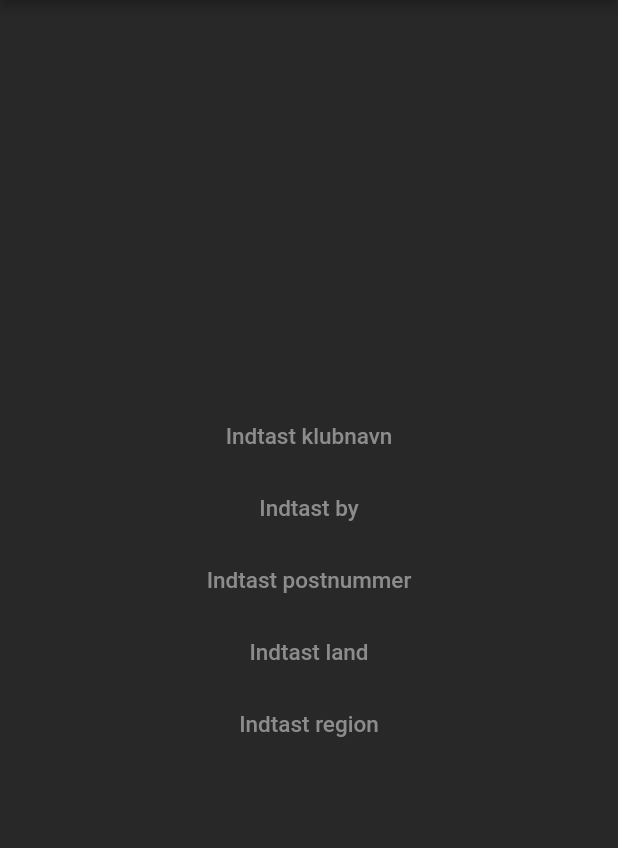
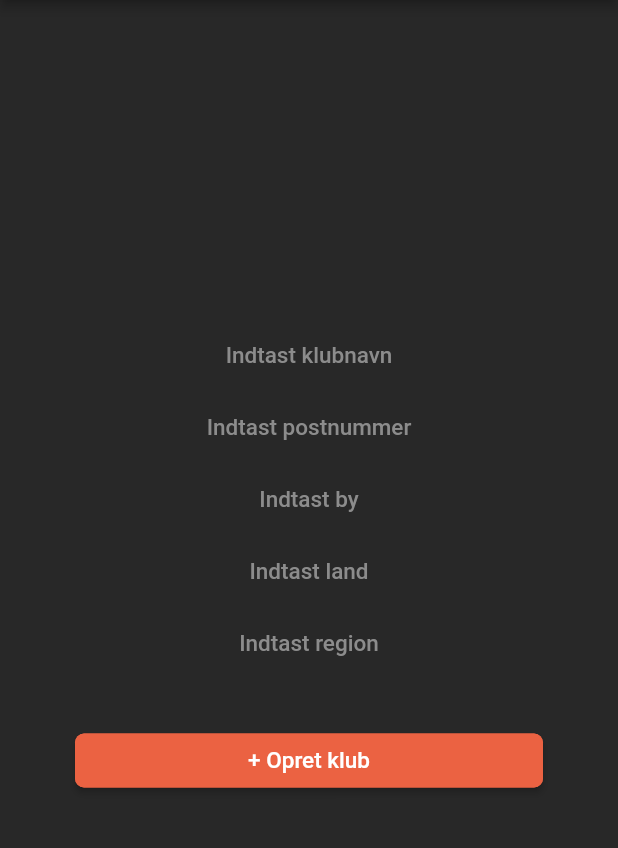
Before and after one commit to SportswatchApp/sportswatch--app, a Flutter app: the CreateClubScreen screen opened directly, on a phone screen of 412 x 824 dp, the part 75-923 px from its top. Run offline on Flutter 3.47's test engine with Material 2 defaults, Android fonts, the phone set to English and light mode, and no system bars; our stand-ins replace flutter_secure_storage, rxdart, stop_watch_timer; accounts and stored records are empty; Roboto replaces fonts that are missing (Quicksand).

Commit message:
create club done

```diff
--- a/lib/client/api/api.dart
+++ b/lib/client/api/api.dart
@@ -1,3 +1,4 @@
+import 'package:sportswatch/client/api/club_api.dart';
 import 'package:sportswatch/client/api/user_api.dart';
 import 'package:sportswatch/client/api/users_api.dart';
 import 'package:sportswatch/client/http/http.dart';
@@ -6,8 +7,10 @@ import 'package:sportswatch/client/percist/percist_client.dart';
 class Api {
 
   static final Api _i = Api._internal();
+  static const String domain = "http://127.0.0.1:8000";
 
-  factory Api([String baseUrl = "http://127.0.0.1:8000", String token = "token"]) {
+  factory Api([String baseUrl = Api.domain, String token = "token"]) {
+    print('Running backend on: ' + domain);
     final SecureStorage storage = SecureStorage();
     _i.user = UserApi(
       HttpClient(
@@ -17,12 +20,16 @@ class Api {
       HttpClient(
           baseUrl: '$baseUrl/api/v1', storage: storage, token: token),
     );
+    _i.club = ClubApi(
+      HttpClient(
+        baseUrl: '$baseUrl/api/v1', storage: storage, token: token),
+    );
     return _i;
   }
 
   Api._internal();
 
-
+  ClubApi club;
   UserApi user;
   UsersApi users;
 
--- /dev/null
+++ b/lib/client/api/club_api.dart
@@ -0,0 +1,15 @@
+import 'package:flutter/material.dart';
+import 'package:sportswatch/client/http/http.dart';
+import 'package:sportswatch/client/models/club_model.dart';
+
+class ClubApi {
+  ClubApi(this.client, {Key key});
+
+  HttpClient client;
+
+  Stream<ClubModel> create(ClubModel clubModel) {
+    return client
+        .post('/club/', clubModel.toJson())
+        .map((Response response) => ClubModel.fromJson(response.json));
+  }
+}
--- /dev/null
+++ b/lib/client/models/club_model.dart
@@ -0,0 +1,38 @@
+class ClubModel {
+  final int id;
+  final String name;
+  final String city;
+  final String zipCode;
+  final String country;
+  final String region;
+
+  ClubModel({
+    this.id,
+    this.name,
+    this.city,
+    this.zipCode,
+    this.country,
+    this.region});
+
+  factory ClubModel.fromJson(Map<String, dynamic> json) {
+    return ClubModel(
+      id: json['id'],
+      name: json['name'],
+      city: json['city'],
+      zipCode: json['zip_code'],
+      country: json['country'],
+      region: json['region']
+    );
+  }
+
+  Map<String, dynamic> toJson() {
+    return {
+      'id': this.id,
+      'name': this.name,
+      'city': this.city,
+      'zip_code': this.zipCode,
+      'country': this.country,
+      'region': this.region
+    };
+  }
+}
--- a/lib/screens/profile/profile.dart
+++ b/lib/screens/profile/profile.dart
@@ -83,7 +83,7 @@ class _ProfileScreenState extends State<ProfileScreen> {
   Widget buildClubInformation() {
     return SimpleTextButton(
       onPressed: _pushCreateClubScreen,
-      text: "+ Opret ny club",
+      text: "+ Opret ny klub",
     );
   }
 
--- a/lib/screens/profile/tabs/create_club.dart
+++ b/lib/screens/profile/tabs/create_club.dart
@@ -1,53 +1,77 @@
 import 'package:flutter/material.dart';
+import 'package:sportswatch/client/api/api.dart';
+import 'package:sportswatch/client/models/club_model.dart';
 import 'package:sportswatch/screens/_callback_screens/single_text_field_screen.dart';
+import 'package:sportswatch/widgets/alerts/snack_bar.dart';
+import 'package:sportswatch/widgets/buttons/default.dart';
 import 'package:sportswatch/widgets/buttons/text_button.dart';
 import 'package:sportswatch/widgets/colors/default.dart';
 import 'package:sportswatch/widgets/layout/app_bar.dart';
+import 'package:sportswatch/widgets/loading/loadingScreen.dart';
 
 class CreateClubScreen extends StatefulWidget {
   _CreateClubScreenState createState() => _CreateClubScreenState();
 }
 
 class _CreateClubScreenState extends State<CreateClubScreen> {
+  final Api _api = Api();
   final List<String> textFields = <String>[
     'Indtast klubnavn',
+    'Indtast postnummer',
     'Indtast by',
-    'Indtast postnummer',
     'Indtast land',
-    'Indtast region'
+    'Indtast region',
+    '+ Opret klub'  // Last index should be the text of the create button!
   ];
 
   List<String> values = <String>['', '', '', '', ''];
+  bool isLoading = false;
+  String error = '';
 
   @override
   Widget build(BuildContext context) {
     return Scaffold(
       appBar: CustomAppBar("Opret ny klub"),
       backgroundColor: SportsWatchColors.backgroundColor,
-      body: Padding(
-        padding: EdgeInsets.all(10.0),
-        child: Center(
-          child: _buildClubCreationForm(),
-        ),
+      body: isLoading ? LoadingScreen() : _buildClubCreationForm()
+    );
+  }
+
+  Widget _buildClubCreationForm() {
+    return Padding(
+      padding: EdgeInsets.all(10.0),
+      child: Center(
+          child: ListView.separated(
+            shrinkWrap: true,
+            physics: NeverScrollableScrollPhysics(),
+            padding: const EdgeInsets.all(10),
+            itemCount: textFields.length,
+            itemBuilder: (BuildContext context, int index) {
+              if (index == textFields.length - 1) {
+                return _buildCreateClubButton();
+              }
+              return SimpleTextButton(
+                text: values[index] != '' ? values[index] : textFields[index],
+                onPressed: () => _navigateAndDisplayInputField(context, index),
+                color:
+                values[index] != '' ? Colors.white : SportsWatchColors
+                    .fontColor,
+              );
+            },
+            separatorBuilder: (BuildContext context, int index) =>
+                Padding(padding: EdgeInsets.zero),
+          ),
       ),
     );
   }
 
-  Widget _buildClubCreationForm() {
-    return ListView.separated(
-      shrinkWrap: true,
-      physics: NeverScrollableScrollPhysics(),
-      padding: const EdgeInsets.all(0),
-      itemCount: textFields.length,
-      itemBuilder: (BuildContext context, int index) {
-        return SimpleTextButton(
-          text: values[index] != '' ? values[index] : textFields[index],
-          onPressed: () => _navigateAndDisplayInputField(context, index),
-          color: values[index] != '' ? Colors.white : SportsWatchColors.fontColor,
-        );
-      },
-      separatorBuilder: (BuildContext context, int index) =>
-          Padding(padding: EdgeInsets.zero),
+  Widget _buildCreateClubButton() {
+    return Padding(
+      padding: EdgeInsets.all(30),
+      child: AddButton(
+        text: "+ Opret klub",
+        onPressed: () => _createClub(),
+      ),
     );
   }
 
@@ -55,10 +79,9 @@ class _CreateClubScreenState extends State<CreateClubScreen> {
     final result = await Navigator.push(
       context,
       MaterialPageRoute(
-        builder: (context) => SingleTextFieldCallbackScreen(
-            title: textFields[index],
-            initialValue: values[index]
-        ),
+        builder: (context) =>
+            SingleTextFieldCallbackScreen(
+                title: textFields[index], initialValue: values[index]),
       ),
     );
 
@@ -66,4 +89,38 @@ class _CreateClubScreenState extends State<CreateClubScreen> {
       values[index] = result == null ? "" : result;
     });
   }
+
+  void _createClub() {
+    setState(() {
+      isLoading = true;
+    });
+    _api.club.create(ClubModel(
+        name: values[0],
+        zipCode: values[1],
+        city: values[2],
+        country: values[3],
+        region: values[4]
+    )).listen((ClubModel club) {
+      _onClubCreatedSuccess();
+    }, onError: (_error) {
+      _onErrorInCreatingClub(_error);
+    });
+  }
+
+  void _onClubCreatedSuccess() {
+    setState(() {
+      isLoading = false;
+    });
+    Navigator.pop(context);
+    showSnackBarSuccess(context, "Klubben blev oprettet");
+  }
+
+  void _onErrorInCreatingClub(_error) {
+    setState(() {
+      error = _error.detail;
+      isLoading = false;
+    });
+    showSnackBarError(context, error);
+  }
+
 }
--- a/lib/widgets/colors/default.dart
+++ b/lib/widgets/colors/default.dart
@@ -5,6 +5,7 @@ class SportsWatchColors {
   static const Color backgroundColor = Color.fromRGBO(40, 40, 40, 1);
   static const Color fontColor = Color.fromRGBO(140, 140, 140, 1);
   static const Color greenColor = Color.fromRGBO(103, 172, 91, 1);
+  static const Color errorColor = Color.fromRGBO(204, 0, 0, 1);
 
   /* 50 shades of grey */
   static const Color appBarColor = Color.fromRGBO(48, 48, 48, 1);
```
Also changed, not shown: lib/client/api_instance.dart (deleted, +0 -9 lines), lib/widgets/alerts/snack_bar.dart (added, +25 -0 lines).
